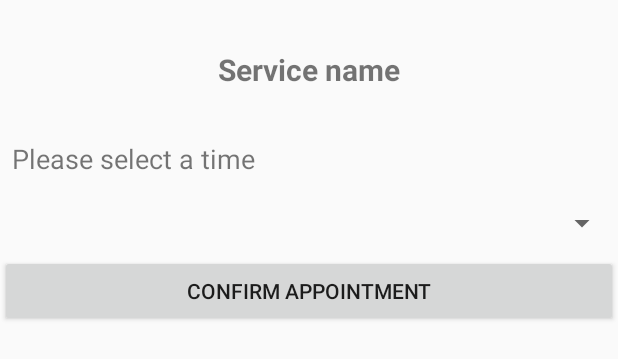
After one commit to HenryChen666/Android-Studio, an Android app: the layout book_appointment_popup.xml on its own in the app's theme, with its tools: preview values and no code run, on a phone screen of 412 x 824 dp. The commit adds this screen. Shown: the top 359 px of the screen. Run offline under Robolectric (Android 15) with nearby library versions, the phone set to English and light mode, and no system bars.

```diff
--- a/Deliverable 2/SEGFinalProject2/app/src/main/java/com/example/segfinalproject/EmployeeList.java
+++ b/Deliverable 2/SEGFinalProject2/app/src/main/java/com/example/segfinalproject/EmployeeList.java
@@ -1,11 +1,6 @@
 package com.example.segfinalproject;
 
-import androidx.annotation.NonNull;
-import androidx.appcompat.app.AlertDialog;
-import androidx.appcompat.app.AppCompatActivity;
-
 import android.os.Bundle;
-import android.renderscript.Sampler;
 import android.view.LayoutInflater;
 import android.view.View;
 import android.widget.AdapterView;
@@ -14,14 +9,16 @@ import android.widget.ListView;
 import android.widget.TextView;
 import android.widget.Toast;
 
+import androidx.annotation.NonNull;
+import androidx.appcompat.app.AlertDialog;
+import androidx.appcompat.app.AppCompatActivity;
+
 import com.google.firebase.auth.FirebaseAuth;
-import com.google.firebase.auth.FirebaseAuthException;
 import com.google.firebase.auth.FirebaseUser;
 import com.google.firebase.database.DataSnapshot;
 import com.google.firebase.database.DatabaseError;
 import com.google.firebase.database.DatabaseReference;
 import com.google.firebase.database.FirebaseDatabase;
-import com.google.firebase.database.Query;
 import com.google.firebase.database.ValueEventListener;
 
 import java.util.ArrayList;
@@ -142,7 +139,8 @@ public class EmployeeList extends AppCompatActivity {
         String mail = email;
 
         FirebaseAuth.getInstance().signInWithEmailAndPassword(mail, pass);
-        FirebaseAuth.getInstance().getCurrentUser().delete();
+        final FirebaseUser user = FirebaseAuth.getInstance().getCurrentUser();
+        user.delete();
 
         DatabaseReference dr = FirebaseDatabase.getInstance().getReference("User").child(id);
         dr.removeValue();
--- a/Deliverable 2/SEGFinalProject2/app/src/main/res/layout/activity_patientsloginwelcomepage.xml
+++ b/Deliverable 2/SEGFinalProject2/app/src/main/res/layout/activity_patientsloginwelcomepage.xml
@@ -37,17 +37,14 @@
             android:layout_height="wrap_content"
             android:layout_gravity="center"
             android:text="Logout" />
-
         <Space
             android:layout_width="match_parent"
-            android:layout_height="27dp" />
-
+            android:layout_height="59dp" />
         <Button
             android:id="@+id/searchButton"
             android:layout_width="wrap_content"
             android:layout_height="wrap_content"
             android:layout_gravity="center"
-            android:gravity="center"
-            android:text="Search for Clinic" />
+            android:text="Search Clinic" />
     </LinearLayout>
 </androidx.constraintlayout.widget.ConstraintLayout>
--- /dev/null
+++ b/Deliverable 2/SEGFinalProject2/app/src/main/res/layout/book_appointment_popup.xml
@@ -0,0 +1,51 @@
+<?xml version="1.0" encoding="utf-8"?>
+<LinearLayout xmlns:android="http://schemas.android.com/apk/res/android"
+    android:layout_width="match_parent"
+    android:layout_height="match_parent"
+    android:orientation="vertical">
+    <Space
+        android:layout_width="match_parent"
+        android:layout_height="30dp" />
+
+    <TextView
+        android:id="@+id/bookservicename"
+        android:layout_width="match_parent"
+        android:layout_height="33dp"
+        android:gravity="center"
+        android:text="Service name"
+        android:textSize="20sp"
+        android:textStyle="bold"  />
+    <Space
+        android:layout_width="match_parent"
+        android:layout_height="30dp" />
+    <TextView
+        android:id="@+id/selecttime"
+        android:layout_width="183dp"
+        android:layout_height="wrap_content"
+        android:gravity="center"
+        android:text="Please select a time "
+        android:textSize="18sp" />
+    <Space
+        android:layout_width="match_parent"
+        android:layout_height="10dp" />
+    <Spinner
+        android:id="@+id/time"
+        android:layout_width="match_parent"
+        android:layout_height="42dp" />
+
+    <LinearLayout
+        android:layout_width="match_parent"
+        android:layout_height="wrap_content"
+        android:orientation="horizontal">
+
+        <Button
+            android:id="@+id/confirmappointment"
+            android:layout_width="wrap_content"
+            android:layout_height="wrap_content"
+            android:layout_weight="1"
+            android:text="Confirm Appointment" />
+
+    </LinearLayout>
+
+
+</LinearLayout>
```
